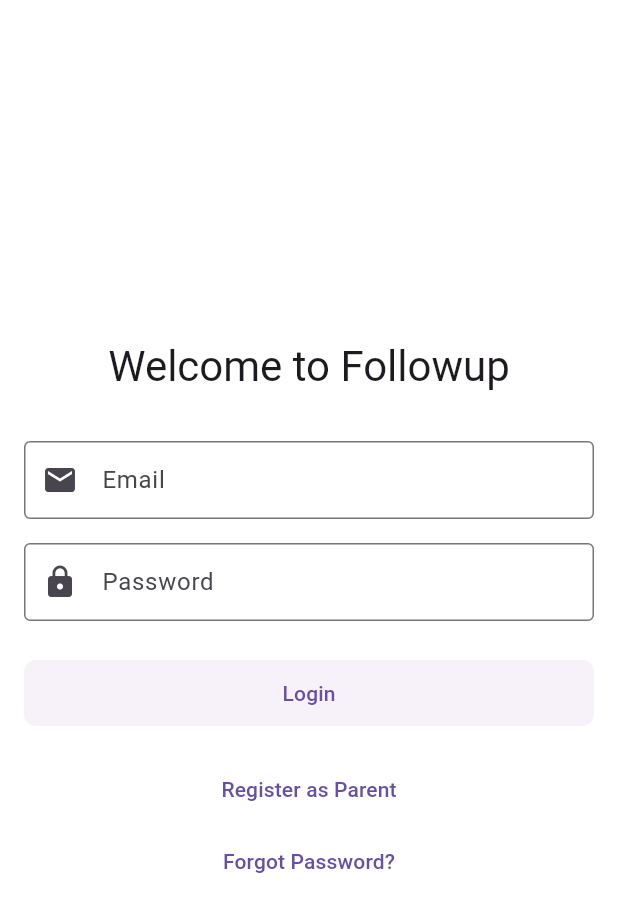
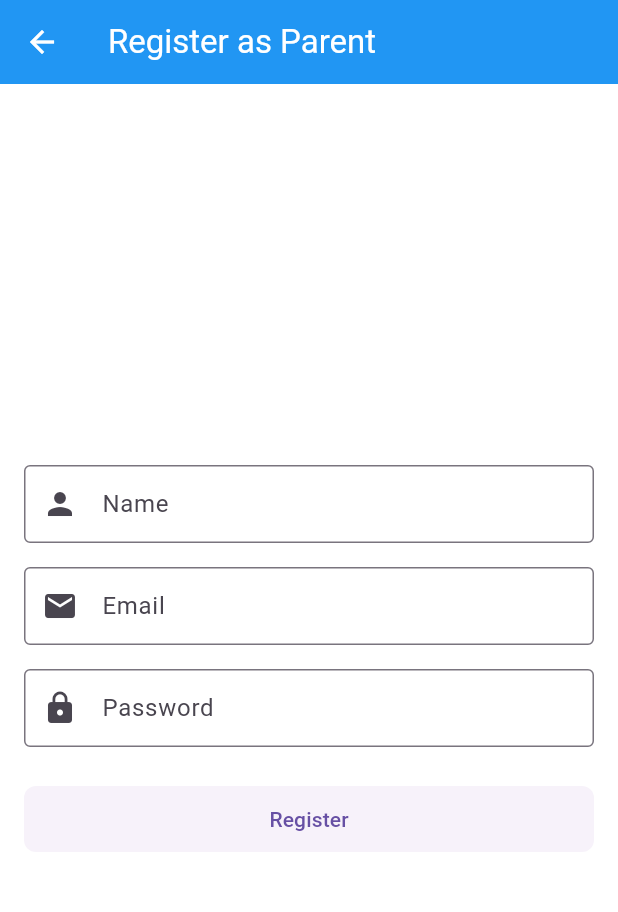
Before and after one commit to abdo6400/followup, a Flutter app: the screen it shows after launch, after a tap on "Register as Parent", on a phone screen of 412 x 824 dp. Shown: the top 912 px of the screen. Run offline on Flutter 3.47's test engine with Material 3 defaults, Android fonts, the phone set to English and light mode, and no system bars; our stand-ins replace cloud_firestore, firebase_auth, firebase_core, firebase_messaging, flutter_local_notifications, shared_preferences; accounts and stored records are empty; network calls fail.

Commit message:
App routing and auth improvements: add RootRouter, register/forgot screens; init notifications; normalize sheikh workingDays; fix AdminDashboard counts; add getAllStudents()

```diff
--- a/lib/main.dart
+++ b/lib/main.dart
@@ -6,6 +6,12 @@ import 'providers/theme_provider.dart';
 import 'providers/language_provider.dart';
 import 'screens/auth/login_screen.dart';
 import 'services/auth_service.dart';
+import 'services/notification_service.dart';
+import 'screens/auth/register_screen.dart';
+import 'screens/auth/forgot_password_screen.dart';
+import 'screens/admin/admin_dashboard.dart';
+import 'screens/sheikh/sheikh_dashboard.dart';
+import 'screens/parent/parent_dashboard.dart';
 
 void main() async {
   WidgetsFlutterBinding.ensureInitialized();
@@ -15,6 +21,8 @@ void main() async {
 
   // Initialize the admin account
   await AuthService().initializeAdmin();
+  // Initialize notifications
+  await NotificationService().initialize();
 
   runApp(
     MultiProvider(
@@ -41,93 +49,47 @@ class MyApp extends StatelessWidget {
       darkTheme: themeProvider.darkTheme,
       themeMode: themeProvider.isDarkMode ? ThemeMode.dark : ThemeMode.light,
       locale: languageProvider.locale,
-      home: const LoginScreen(),
+      routes: {
+        '/login': (_) => const LoginScreen(),
+        '/register': (_) => const RegisterScreen(),
+        '/forgot-password': (_) => const ForgotPasswordScreen(),
+      },
+      home: const RootRouter(),
     );
   }
 }
 
-class MyHomePage extends StatefulWidget {
-  const MyHomePage({super.key, required this.title});
+class RootRouter extends StatelessWidget {
+  const RootRouter({super.key});
 
-  // This widget is the home page of your application. It is stateful, meaning
-  // that it has a State object (defined below) that contains fields that affect
-  // how it looks.
-
-  // This class is the configuration for the state. It holds the values (in this
-  // case the title) provided by the parent (in this case the App widget) and
-  // used by the build method of the State. Fields in a Widget subclass are
-  // always marked "final".
-
-  final String title;
-
-  @override
-  State<MyHomePage> createState() => _MyHomePageState();
-}
-
-class _MyHomePageState extends State<MyHomePage> {
-  int _counter = 0;
-
-  void _incrementCounter() {
-    setState(() {
-      // This call to setState tells the Flutter framework that something has
-      // changed in this State, which causes it to rerun the build method below
-      // so that the display can reflect the updated values. If we changed
-      // _counter without calling setState(), then the build method would not be
-      // called again, and so nothing would appear to happen.
-      _counter++;
-    });
+  Future<Widget> _resolveStartScreen() async {
+    final auth = AuthService();
+    final currentUser = await auth.getCurrentUser();
+    if (currentUser == null) {
+      return const LoginScreen();
+    }
+    switch (currentUser.role) {
+      case UserRole.admin:
+        return const AdminDashboard();
+      case UserRole.sheikh:
+        return const SheikhDashboard();
+      case UserRole.parent:
+        return const ParentDashboard();
+    }
   }
 
   @override
   Widget build(BuildContext context) {
-    // This method is rerun every time setState is called, for instance as done
-    // by the _incrementCounter method above.
-    //
-    // The Flutter framework has been optimized to make rerunning build methods
-    // fast, so that you can just rebuild anything that needs updating rather
-    // than having to individually change instances of widgets.
-    return Scaffold(
-      appBar: AppBar(
-        // TRY THIS: Try changing the color here to a specific color (to
-        // Colors.amber, perhaps?) and trigger a hot reload to see the AppBar
-        // change color while the other colors stay the same.
-        backgroundColor: Theme.of(context).colorScheme.inversePrimary,
-        // Here we take the value from the MyHomePage object that was created by
-        // the App.build method, and use it to set our appbar title.
-        title: Text(widget.title),
-      ),
-      body: Center(
-        // Center is a layout widget. It takes a single child and positions it
-        // in the middle of the parent.
-        child: Column(
-          // Column is also a layout widget. It takes a list of children and
-          // arranges them vertically. By default, it sizes itself to fit its
-          // children horizontally, and tries to be as tall as its parent.
-          //
-          // Column has various properties to control how it sizes itself and
-          // how it positions its children. Here we use mainAxisAlignment to
-          // center the children vertically; the main axis here is the vertical
-          // axis because Columns are vertical (the cross axis would be
-          // horizontal).
-          //
-          // TRY THIS: Invoke "debug painting" (choose the "Toggle Debug Paint"
-          // action in the IDE, or press "p" in the console), to see the
-          // wireframe for each widget.
-          mainAxisAlignment: MainAxisAlignment.center,
-          children: <Widget>[
-            const Text('You have pushed the button this many times:'),
-            Text(
-              '$_counter',
-              style: Theme.of(context).textTheme.headlineMedium,
-            ),
-          ],
-        ),
-      ),
-      floatingActionButton: FloatingActionButton(
-        onPressed: _incrementCounter,
-        tooltip: 'Increment',
-        child: const Icon(Icons.add),
-      ), // This trailing comma makes auto-formatting nicer for build methods.
+    return FutureBuilder<Widget>(
+      future: _resolveStartScreen(),
+      builder: (context, snapshot) {
+        if (!snapshot.hasData) {
+          return const Scaffold(
+            body: Center(child: CircularProgressIndicator()),
+          );
+        }
+        return snapshot.data!;
+      },
     );
   }
 }
--- a/lib/screens/admin/sheikh_management.dart
+++ b/lib/screens/admin/sheikh_management.dart
@@ -22,13 +22,13 @@ class _SheikhManagementScreenState extends State<SheikhManagementScreen> {
   List<String> _categories = [];
   List<String> _selectedCategories = [];
   final _workingDays = <String>[
-    'Sunday',
     'Monday',
     'Tuesday',
     'Wednesday',
     'Thursday',
     'Friday',
     'Saturday',
+    'Sunday',
   ];
   final _selectedWorkingDays = <String>{};
 
--- a/lib/screens/auth/login_screen.dart
+++ b/lib/screens/auth/login_screen.dart
@@ -4,6 +4,8 @@ import '../../models/user_model.dart';
 import '../admin/admin_dashboard.dart';
 import '../sheikh/sheikh_dashboard.dart';
 import '../parent/parent_dashboard.dart';
+import 'register_screen.dart';
+import 'forgot_password_screen.dart';
 
 class LoginScreen extends StatefulWidget {
   const LoginScreen({super.key});
@@ -163,13 +165,19 @@ class _LoginScreenState extends State<LoginScreen> {
                 const SizedBox(height: 16.0),
                 TextButton(
                   onPressed: () {
-                    Navigator.pushNamed(context, '/register');
+                    Navigator.push(
+                      context,
+                      MaterialPageRoute(builder: (_) => const RegisterScreen()),
+                    );
                   },
                   child: const Text('Register as Parent'),
                 ),
                 TextButton(
                   onPressed: () {
-                    Navigator.pushNamed(context, '/forgot-password');
+                    Navigator.push(
+                      context,
+                      MaterialPageRoute(builder: (_) => const ForgotPasswordScreen()),
+                    );
                   },
                   child: const Text('Forgot Password?'),
                 ),
--- /dev/null
+++ b/lib/screens/auth/register_screen.dart
@@ -0,0 +1,146 @@
+import 'package:flutter/material.dart';
+import '../../services/auth_service.dart';
+import '../parent/parent_dashboard.dart';
+
+class RegisterScreen extends StatefulWidget {
+  const RegisterScreen({super.key});
+
+  @override
+  State<RegisterScreen> createState() => _RegisterScreenState();
+}
+
+class _RegisterScreenState extends State<RegisterScreen> {
+  final _formKey = GlobalKey<FormState>();
+  final _nameController = TextEditingController();
+  final _emailController = TextEditingController();
+  final _passwordController = TextEditingController();
+  final _authService = AuthService();
+  bool _isLoading = false;
+  String? _errorMessage;
+
+  Future<void> _handleRegister() async {
+    if (!_formKey.currentState!.validate()) return;
+
+    setState(() {
+      _isLoading = true;
+      _errorMessage = null;
+    });
+
+    try {
+      final user = await _authService.registerParent(
+        _emailController.text.trim(),
+        _passwordController.text,
+        _nameController.text.trim(),
+      );
+      if (user != null && mounted) {
+        Navigator.pushAndRemoveUntil(
+          context,
+          MaterialPageRoute(builder: (_) => const ParentDashboard()),
+          (route) => false,
+        );
+      }
+    } catch (e) {
+      setState(() {
+        _errorMessage = e.toString();
+      });
+    } finally {
+      if (mounted) {
+        setState(() {
+          _isLoading = false;
+        });
+      }
+    }
+  }
+
+  @override
+  Widget build(BuildContext context) {
+    return Scaffold(
+      appBar: AppBar(title: const Text('Register as Parent')),
+      body: Center(
+        child: SingleChildScrollView(
+          padding: const EdgeInsets.all(16),
+          child: Form(
+            key: _formKey,
+            child: Column(
+              crossAxisAlignment: CrossAxisAlignment.stretch,
+              children: [
+                TextFormField(
+                  controller: _nameController,
+                  decoration: const InputDecoration(
+                    labelText: 'Name',
+                    border: OutlineInputBorder(),
+                    prefixIcon: Icon(Icons.person),
+                  ),
+                  validator: (v) => (v == null || v.trim().isEmpty)
+                      ? 'Please enter your name'
+                      : null,
+                ),
+                const SizedBox(height: 16),
+                TextFormField(
+                  controller: _emailController,
+                  keyboardType: TextInputType.emailAddress,
+                  decoration: const InputDecoration(
+                    labelText: 'Email',
+                    border: OutlineInputBorder(),
+                    prefixIcon: Icon(Icons.email),
+                  ),
+                  validator: (v) {
+                    if (v == null || v.isEmpty) return 'Please enter your email';
+                    if (!v.contains('@')) return 'Please enter a valid email';
+                    return null;
+                  },
+                ),
+                const SizedBox(height: 16),
+                TextFormField(
+                  controller: _passwordController,
+                  obscureText: true,
+                  decoration: const InputDecoration(
+                    labelText: 'Password',
+                    border: OutlineInputBorder(),
+                    prefixIcon: Icon(Icons.lock),
+                  ),
+                  validator: (v) {
+                    if (v == null || v.isEmpty) return 'Please enter your password';
+                    if (v.length < 6) return 'Password must be at least 6 characters';
+                    return null;
+                  },
+                ),
+                const SizedBox(height: 24),
+                if (_errorMessage != null)
+                  Padding(
+                    padding: const EdgeInsets.only(bottom: 16.0),
+                    child: Text(
+                      _errorMessage!,
+                      style: const TextStyle(color: Colors.red),
+                      textAlign: TextAlign.center,
+                    ),
+                  ),
+                ElevatedButton(
+                  onPressed: _isLoading ? null : _handleRegister,
+                  child: Padding(
+                    padding: const EdgeInsets.all(12.0),
+                    child: _isLoading
+                        ? const SizedBox(
+                            height: 20,
+                            width: 20,
+                            child: CircularProgressIndicator(strokeWidth: 2),
+                          )
+                        : const Text('Register'),
+                  ),
+                ),
+              ],
+            ),
+          ),
+        ),
+      ),
+    );
+  }
+
+  @override
+  void dispose() {
+    _nameController.dispose();
+    _emailController.dispose();
+    _passwordController.dispose();
+    super.dispose();
+  }
+}
--- a/lib/screens/sheikh/sheikh_dashboard.dart
+++ b/lib/screens/sheikh/sheikh_dashboard.dart
@@ -128,7 +128,6 @@ class _SheikhDashboardState extends State<SheikhDashboard> {
 
       final today = DateTime.now();
       final weekday = today.weekday; // 1 = Monday, 7 = Sunday
-
       return sheikhData.workingDays.contains(weekday);
     } catch (e) {
       print('Error checking working day: $e');
--- a/lib/services/database_service.dart
+++ b/lib/services/database_service.dart
@@ -68,6 +68,10 @@ class DatabaseService {
   }
 
   // Students
+  Future<List<StudentModel>> getAllStudents() async {
+    final snapshot = await _db.collection('students').get();
+    return snapshot.docs.map((doc) => StudentModel.fromFirestore(doc)).toList();
+  }
   Future<List<StudentModel>> getStudentsByParent(String parentId) async {
     final snapshot = await _db
         .collection('students')
```
Also changed, not shown: lib/models/sheikh_model.dart (+27 -2 lines), lib/screens/admin/admin_dashboard.dart (+5 -2 lines), lib/screens/auth/forgot_password_screen.dart (added, +113 -0 lines), lib/services/auth_service.dart (+15 -1 lines).
